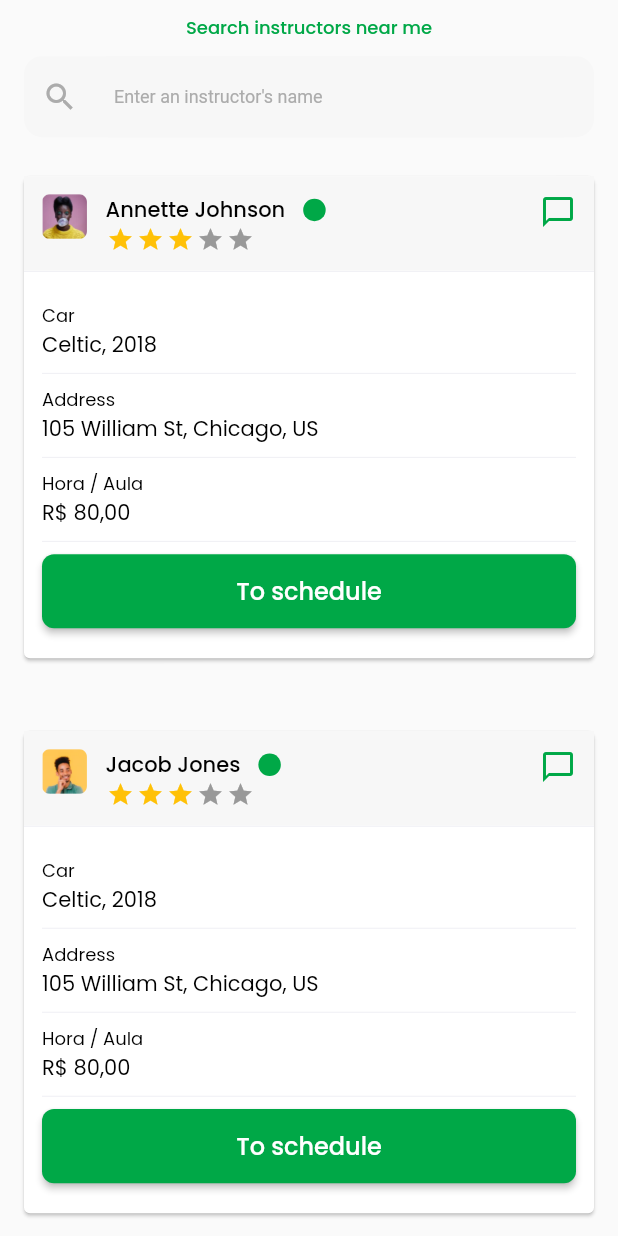
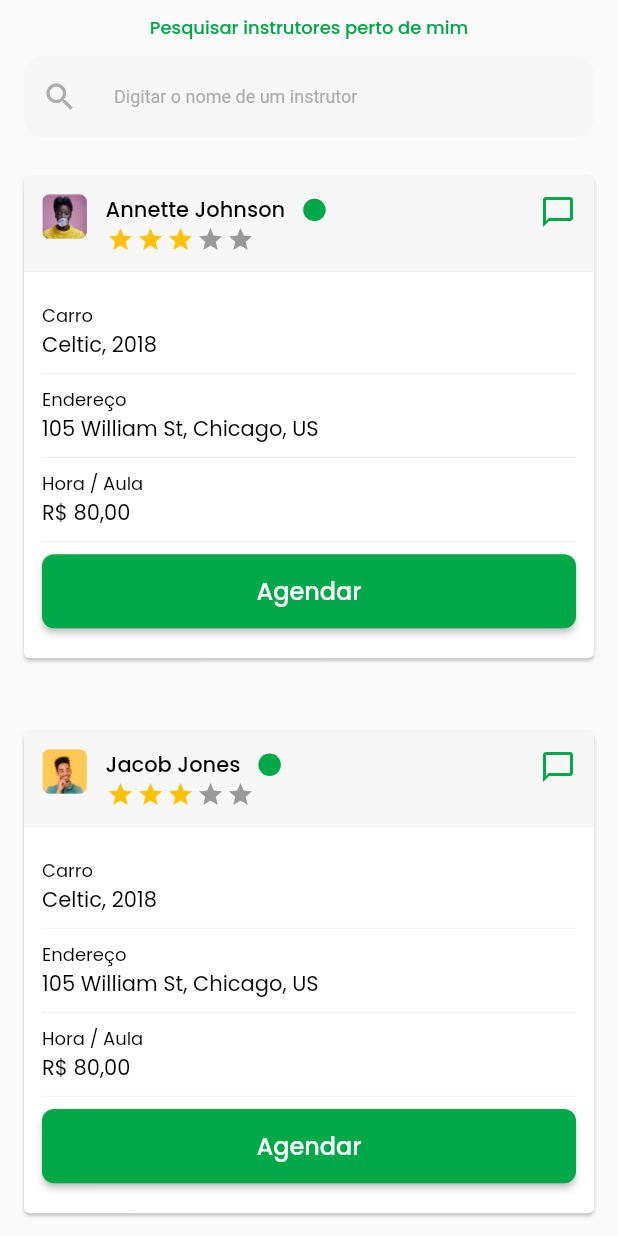
Before and after one commit to Azhar-Dogar/projeto, a Flutter app: the HomeScreen screen opened directly, scrolled down 438 dp, on a phone screen of 412 x 824 dp. Run offline on Flutter 3.47's test engine with Material 2 defaults, Android fonts, the phone set to English and light mode, and no system bars; drawn by our look-alikes of flutter_rating_bar; our stand-ins replace flutter_native_image, google_fonts, google_maps_flutter, persistent_bottom_nav_bar, table_calendar; missing offline and left inert: utility_extensions; Roboto replaces fonts that are missing (sf).

Commit message:
change language

```diff
--- a/lib/screens/auth/signup_screen.dart
+++ b/lib/screens/auth/signup_screen.dart
@@ -160,7 +160,7 @@ class _SignupScreenState extends State<SignupScreen> {
                   ],
                 ],
                 ButtonWidget(
-                  name: "Register",
+                  name: "Cadastrar",
                   onPressed: () {
                     context.push(
                       child: RegisterPassword(
--- a/lib/screens/dashboard/home/instructors_screen.dart
+++ b/lib/screens/dashboard/home/instructors_screen.dart
@@ -1,4 +1,5 @@
 import 'package:flutter/material.dart';
+import 'package:projeto/widgets/c_profile_app_bar.dart';
 import 'package:projeto/widgets/instructor_widget.dart';
 import 'package:projeto/widgets/margin_widget.dart';
 
@@ -13,33 +14,14 @@ class InstructorsScreen extends StatelessWidget {
   Widget build(BuildContext context) {
     return  Scaffold(
       backgroundColor: CColors.dashboard,
-      appBar: AppBar(
-        centerTitle: true,
-        // leading: const Icon(Icons.arrow_back),
-        title: Text("Instructors",style: AppTextStyles.captionMedium(size: 14),),
-        actions: [
-          Column(
-            mainAxisAlignment: MainAxisAlignment.center,
-            children: [
-              Text(
-                "Credit",
-                style: AppTextStyles.captionMedium(),
-              ),
-              Text(
-                "R\$ 800,00",
-                style: AppTextStyles.captionMedium(color: CColors.primary),
-              )
-            ],
-          )
-        ],
-      ),
+      appBar: CustomAppBar("Instrutores"),
       body: SingleChildScrollView(
         child: Column(
           crossAxisAlignment: CrossAxisAlignment.start,
           children: [
           Padding(
             padding: const EdgeInsets.all(12.0),
-            child: Text("Instructors in your region",style: AppTextStyles.subTitleMedium(),),
+            child: Text("Instrutores na sua região",style: AppTextStyles.subTitleMedium(),),
           ),
           InstructorWidget(name: "Cameron Williamson", imagePath: AppImages.instructor_2,showButton: true,),
           InstructorWidget(name: "Jacob Jones", imagePath: AppImages.instructor_1,showButton: true,)
--- a/lib/screens/dashboard/home_screen.dart
+++ b/lib/screens/dashboard/home_screen.dart
@@ -51,7 +51,7 @@ class _HomeScreenState extends State<HomeScreen> {
                 Functions.push(context, InstructorsScreen());
               },
               child: Text(
-                "Search instructors near me",
+                "Pesquisar instrutores perto de mim",
                 style: AppTextStyles.captionMedium(color: CColors.primary),
               ),
             ),
@@ -74,7 +74,7 @@ class _HomeScreenState extends State<HomeScreen> {
         padding: const EdgeInsets.symmetric(horizontal: 12.0),
         child: TextFieldWidget(
           fontSize: 12,
-          hint: "Enter an instructor's name",
+          hint: "Digitar o nome de um instrutor",
           prefixWidget: Icon(
             Icons.search,
             color: CColors.textFieldBorder,
@@ -111,7 +111,7 @@ class _HomeScreenState extends State<HomeScreen> {
                   crossAxisAlignment: CrossAxisAlignment.start,
                   children: [
                     CustomText(
-                      text: "Next Class",
+                      text: "Próxima aula",
                       fontSize: 14,
                       fontWeight: FontWeight.w500,
                     ),
@@ -135,7 +135,7 @@ class _HomeScreenState extends State<HomeScreen> {
                 ),
               ),
               Text(
-                "see classes",
+                "Ver aulas",
                 style:
                     AppTextStyles.captionMedium(color: CColors.textFieldBorder),
               )
@@ -166,7 +166,7 @@ class _HomeScreenState extends State<HomeScreen> {
             crossAxisAlignment: CrossAxisAlignment.start,
             children: [
               CustomText(
-                text: "Credit",
+                text: "Crédito",
                 fontSize: 12,
                 fontWeight: FontWeight.w500,
               ),
--- a/lib/widgets/instructor_widget.dart
+++ b/lib/widgets/instructor_widget.dart
@@ -106,12 +106,12 @@ class InstructorWidget extends StatelessWidget {
               child: Column(
                 crossAxisAlignment: CrossAxisAlignment.start,
                 children: [
-                  info("Car", "Celtic, 2018"),
+                  info("Carro", "Celtic, 2018"),
                   Divider(
                     color: CColors.divider,
                     height: 1,
                   ),
-                  info("Address", "105 William St, Chicago, US"),
+                  info("Endereço", "105 William St, Chicago, US"),
                   Divider(
                     color: CColors.divider,
                     height: 1,
@@ -125,7 +125,7 @@ class InstructorWidget extends StatelessWidget {
                   Padding(
                     padding: const EdgeInsets.symmetric(vertical: 8.0),
                     child: ButtonWidget(
-                        name: "To schedule",
+                        name: "Agendar",
                         onPressed: () {
                           Functions.push(context, SchedulingScreen());
                         }),
```
Also changed, not shown: lib/screens/auth/register_password.dart (+7 -7 lines), lib/screens/dashboard/home/scheduling.dart (+7 -7 lines), lib/screens/dashboard/home/search_instructor.dart (+2 -33 lines).
